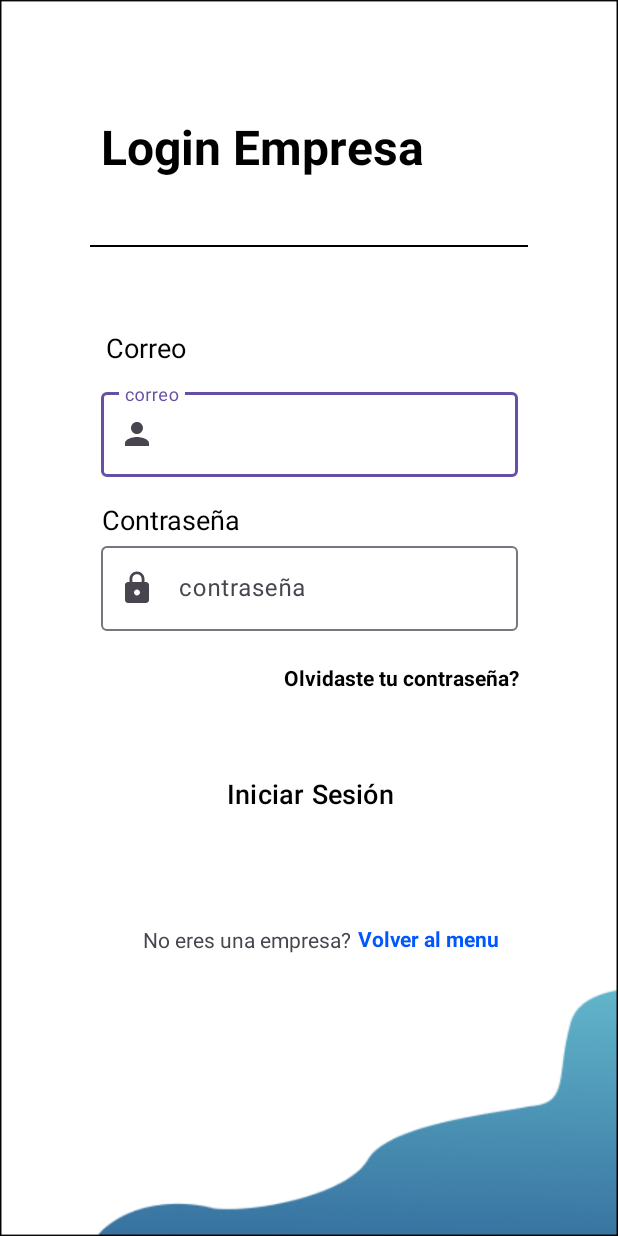
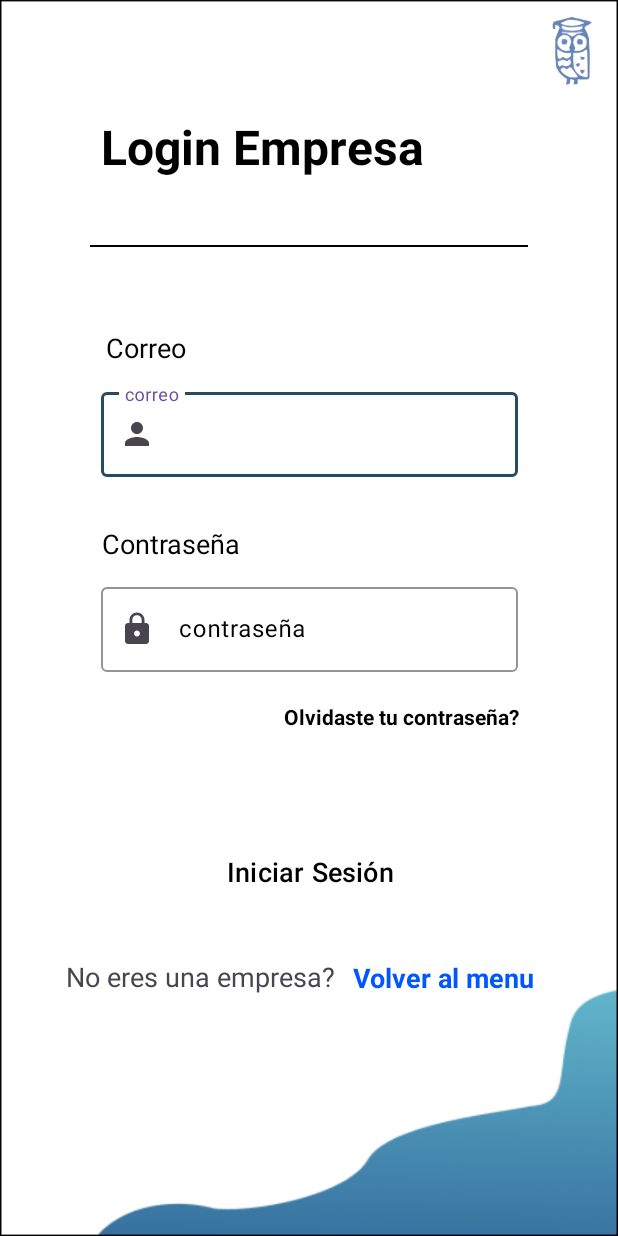
Before and after one commit to carloosbravo/tfg-2dam, an Android app: the screen it shows after launch (LoginEmpresa), after a tap on "Empresa", on a phone screen of 412 x 824 dp. Run offline under Robolectric (Android 15) with nearby library versions, the phone set to English and light mode, and no system bars.

Commit message:
mas diseños tocados

```diff
--- a/androidStudio/cooper_up/app/src/main/java/com/example/cooper_up/adapters/RVpracticas.java
+++ b/androidStudio/cooper_up/app/src/main/java/com/example/cooper_up/adapters/RVpracticas.java
@@ -75,6 +75,7 @@ public class RVpracticas extends RecyclerView.Adapter<RVpracticas.MyViewHolder>
 
         TextView tituloPractica;
         TextView descripcionPractica;
+        TextView nombreEmpresa;
         public MyViewHolder(@NonNull View itemView) {
             super(itemView);
             this.tituloPractica = itemView.findViewById(R.id.nombrePracticasTV);
--- /dev/null
+++ b/androidStudio/cooper_up/app/src/main/res/drawable/ic_back_black.xml
@@ -0,0 +1,5 @@
+<vector android:autoMirrored="true" android:height="24dp"
+    android:tint="#284B63" android:viewportHeight="24"
+    android:viewportWidth="30" android:width="30dp" xmlns:android="http://schemas.android.com/apk/res/android">
+    <path android:fillColor="@android:color/white" android:pathData="M11.67,3.87L9.9,2.1 0,12l9.9,9.9 1.77,-1.77L3.54,12z"/>
+</vector>
--- a/androidStudio/cooper_up/app/src/main/res/layout/activity_alumno_pulsar.xml
+++ b/androidStudio/cooper_up/app/src/main/res/layout/activity_alumno_pulsar.xml
@@ -5,7 +5,7 @@
     android:layout_width="match_parent"
     android:layout_height="match_parent"
     tools:context=".pulsables.PracticaPulsar"
-    android:background="@drawable/background_shapes">
+    android:background="@drawable/background_login_alumno">
 
     <LinearLayout
         android:layout_width="match_parent"
--- a/androidStudio/cooper_up/app/src/main/res/layout/activity_alumno_pulsar_centro.xml
+++ b/androidStudio/cooper_up/app/src/main/res/layout/activity_alumno_pulsar_centro.xml
@@ -5,7 +5,7 @@
     android:layout_width="match_parent"
     android:layout_height="match_parent"
     tools:context=".pulsables.PracticaPulsar"
-    android:background="@drawable/background_shapes">
+    android:background="@drawable/background_login_alumno">
 
     <LinearLayout
         android:layout_width="match_parent"
--- a/androidStudio/cooper_up/app/src/main/res/layout/activity_login_empresa.xml
+++ b/androidStudio/cooper_up/app/src/main/res/layout/activity_login_empresa.xml
@@ -7,7 +7,15 @@
     tools:context=".logins.LoginAlumno"
     android:background="@drawable/background_blue_menu"
     >
-    <!-- Fondo de pantalla -->
+    <ImageView
+
+        android:layout_width="43dp"
+        android:layout_height="63dp"
+        app:layout_constraintBottom_toTopOf="@+id/guideline2"
+        app:layout_constraintEnd_toEndOf="parent"
+        app:layout_constraintStart_toStartOf="@+id/guideline10"
+        app:layout_constraintTop_toTopOf="parent"
+        app:srcCompat="@drawable/buho" />
 
 
     <androidx.constraintlayout.widget.Guideline
@@ -72,6 +80,8 @@
         android:id="@+id/usernameTextInput"
         android:layout_width="278dp"
         android:layout_height="68dp"
+        app:boxStrokeColor="@color/azulProfile"
+        android:textColorHint="@color/black"
         app:layout_constraintBottom_toTopOf="@+id/guideline8"
         app:layout_constraintEnd_toEndOf="parent"
         app:layout_constraintStart_toStartOf="parent"
@@ -90,6 +100,8 @@
         android:layout_width="278dp"
         android:layout_height="68dp"
         android:layout_marginTop="44dp"
+        app:boxStrokeColor="@color/azulProfile"
+        android:textColorHint="@color/black"
         app:layout_constraintBottom_toTopOf="@+id/guideline9"
         app:layout_constraintEnd_toEndOf="parent"
         app:layout_constraintHorizontal_bias="0.503"
@@ -161,7 +173,7 @@
         android:layout_width="wrap_content"
         android:layout_height="wrap_content"
         android:orientation="horizontal"
-        app:layout_constraintGuide_begin="417dp" />
+        app:layout_constraintGuide_percent="0.5718194" />
 
     <TextView
         android:id="@+id/olvidaste_contraTV"
@@ -196,41 +208,42 @@
         android:layout_width="wrap_content"
         android:layout_height="wrap_content"
         android:orientation="horizontal"
-        app:layout_constraintGuide_begin="495dp" />
+        app:layout_constraintGuide_percent="0.66" />
 
     <TextView
         android:id="@+id/NotienesCuentaTV"
-        android:layout_width="wrap_content"
-        android:layout_height="wrap_content"
+        android:layout_width="191dp"
+        android:layout_height="27dp"
         android:text="No eres una empresa?"
+        android:textSize="18dp"
         app:layout_constraintBottom_toTopOf="@+id/guideline4"
         app:layout_constraintEnd_toStartOf="@+id/guideline10"
-        app:layout_constraintHorizontal_bias="0.213"
-        app:layout_constraintStart_toStartOf="@+id/guideline11"
+        app:layout_constraintHorizontal_bias="0.278"
+        app:layout_constraintStart_toStartOf="parent"
         app:layout_constraintTop_toTopOf="@+id/guideline13"
-        app:layout_constraintVertical_bias="0.483" />
+        app:layout_constraintVertical_bias="0.447" />
 
     <androidx.constraintlayout.widget.Guideline
         android:id="@+id/guideline13"
         android:layout_width="wrap_content"
         android:layout_height="wrap_content"
         android:orientation="horizontal"
-        app:layout_constraintGuide_begin="564dp" />
+        app:layout_constraintGuide_percent="0.75" />
 
     <TextView
         android:id="@+id/registrateTVLogin"
-        android:layout_width="110dp"
-        android:layout_height="20dp"
+        android:layout_width="151dp"
+        android:layout_height="31dp"
         android:clickable="true"
         android:text="Volver al menu"
         android:textColor="@color/azulElectrico"
+        android:textSize="18dp"
         android:textStyle="bold"
         app:layout_constraintBottom_toTopOf="@+id/guideline4"
         app:layout_constraintEnd_toEndOf="parent"
-        app:layout_constraintHorizontal_bias="0.073"
-        app:layout_constraintStart_toEndOf="@+id/NotienesCuentaTV"
-        app:layout_constraintTop_toTopOf="@+id/guideline13"
-        app:layout_constraintVertical_bias="0.483" />
+        app:layout_constraintHorizontal_bias="0.537"
+        app:layout_constraintStart_toStartOf="@+id/guideline5"
+        app:layout_constraintTop_toTopOf="@+id/guideline13" />
 
     <Button
         android:id="@+id/loginbtnEmpresa"
```
Also changed, not shown: androidStudio/cooper_up/app/src/main/res/layout/activity_editar_usuario.xml (+16 -6 lines), androidStudio/cooper_up/app/src/main/res/layout/activity_login_alumno.xml (+14 -10 lines), androidStudio/cooper_up/app/src/main/res/layout/activity_login_centro.xml (+23 -10 lines), androidStudio/cooper_up/app/src/main/res/layout/activity_practica_pulsar.xml (+4 -3 lines), androidStudio/cooper_up/app/src/main/res/drawable/background_login_alumno.png (added), androidStudio/cooper_up/app/src/main/res/drawable/background_practica_pulsar.png (added).
